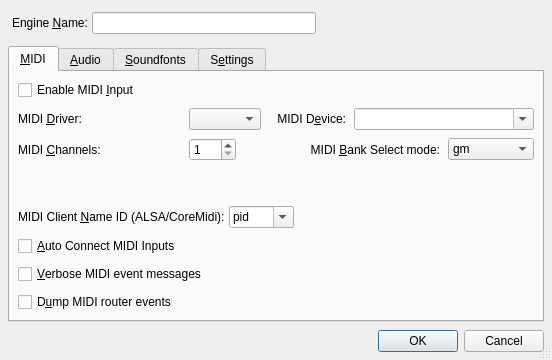
Before: the Qt Designer form src/qsynthSetupForm.ui in rncbc/qsynth, drawn with Qt 5.
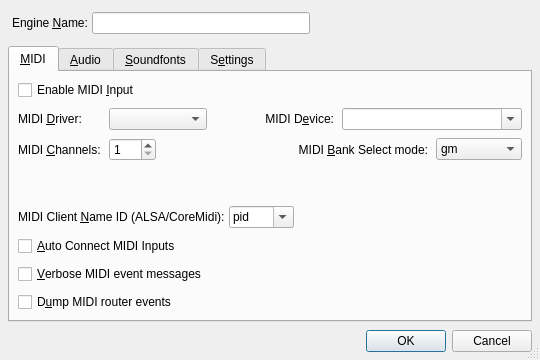
After: the same form once the commit is applied. Icons and pictures are not drawn.

Commit message: - Fix Setup/MIDI tab layout due on new Auto Connect MIDI inputs option.

```diff
--- a/src/qsynthSetupForm.ui
+++ b/src/qsynthSetupForm.ui
@@ -334,7 +334,7 @@
          </item>
         </layout>
        </item>
-       <item row="5" column="0">
+       <item row="5" column="0" colspan="7">
         <widget class="QCheckBox" name="MidiAutoConnectCheckBox">
          <property name="toolTip">
           <string>Attempt to connect the MIDI inputs to the physical ports</string>
```
